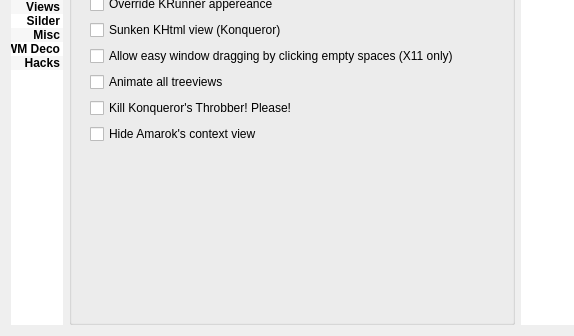
Before: the Qt Designer form config/config.ui in deiv/bespin-pkg, drawn with Qt 5; both pictures show x 0 to 574 and y 101 to 437 of the 819 by 437 pixel window.
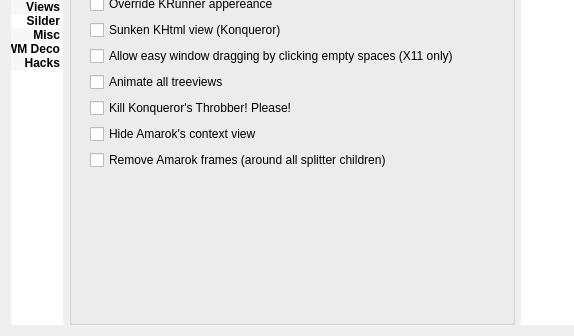
After: the same form once the commit is applied.

Commit message: read hacks etc from reasonable place, avoid multi gradientcache inits, added hack to flatten amarok

```diff
--- a/config/config.ui
+++ b/config/config.ui
@@ -2103,7 +2103,7 @@
             </property>
            </widget>
           </item>
-          <item row="7" column="0" >
+          <item row="8" column="0" >
            <spacer name="verticalSpacer" >
             <property name="orientation" >
              <enum>Qt::Vertical</enum>
@@ -2123,6 +2123,13 @@
             </property>
            </widget>
           </item>
+          <item row="7" column="0" >
+           <widget class="QCheckBox" name="hackAmarokFrames" >
+            <property name="text" >
+             <string>Remove Amarok frames (around all splitter children)</string>
+            </property>
+           </widget>
+          </item>
          </layout>
         </widget>
        </widget>
```
The commit also changes 7 other files.
